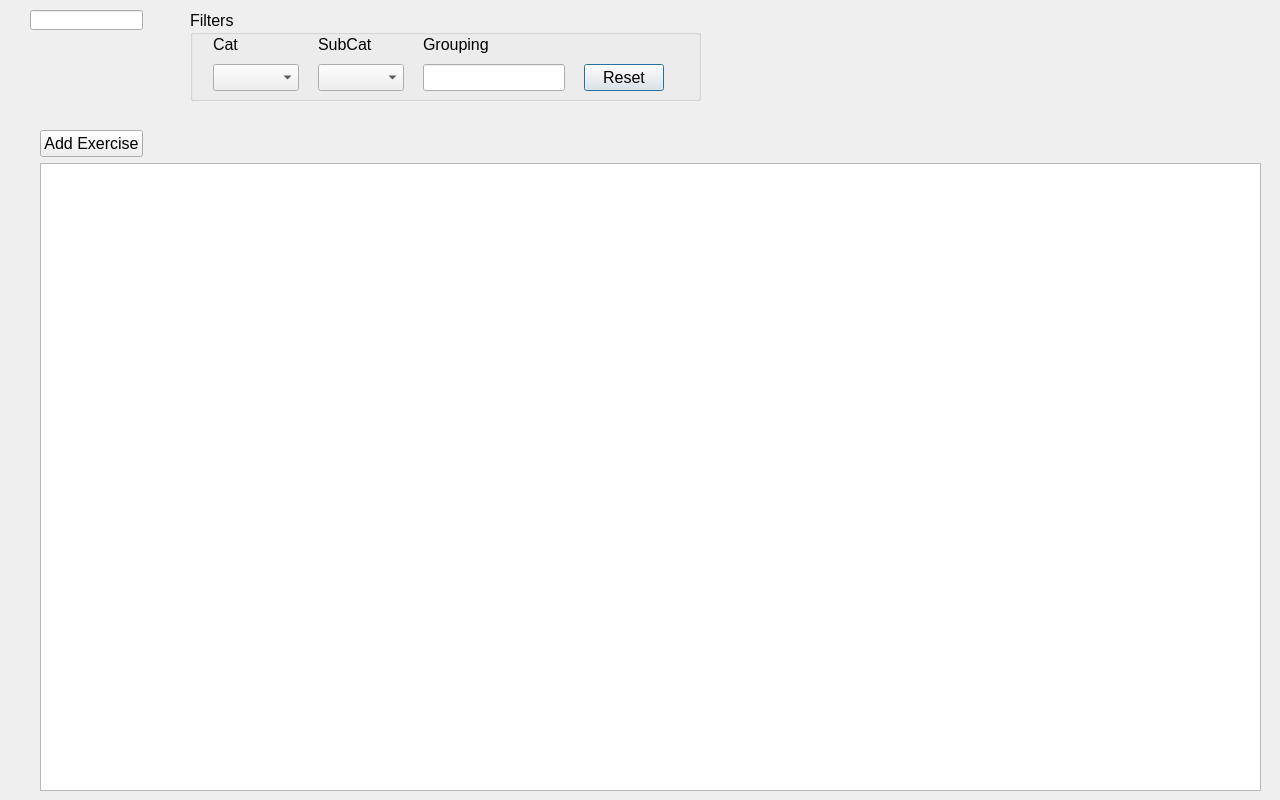
This is list_exercises.ui in talorno/ArcheryWkoutManager as Qt 5 draws it before an edit. The edited form follows.
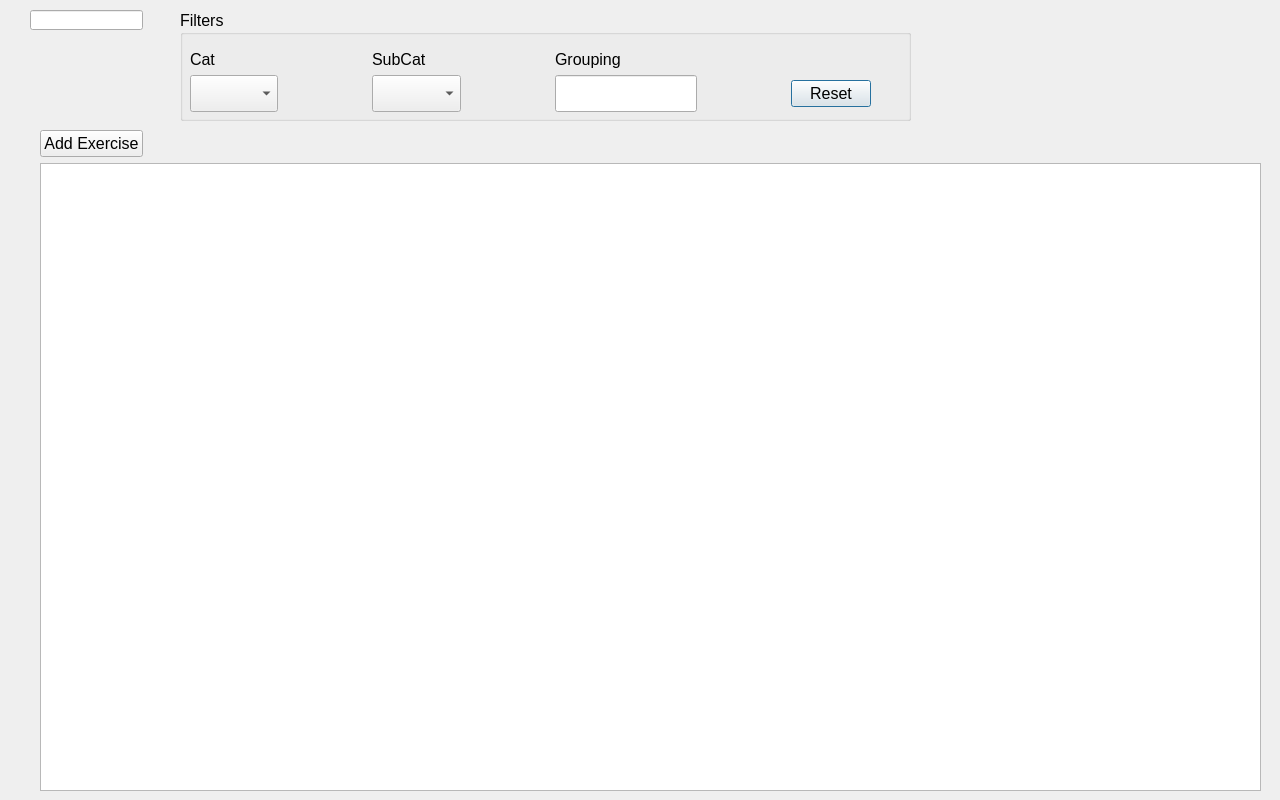
This is the edited form.

What changed in the file:
```diff
--- a/list_exercises.ui
+++ b/list_exercises.ui
@@ -43,10 +43,10 @@
   <widget class="QGroupBox" name="GRP_listEx_Filters">
    <property name="geometry">
     <rect>
-     <x>190</x>
+     <x>180</x>
      <y>10</y>
-     <width>511</width>
-     <height>91</height>
+     <width>731</width>
+     <height>111</height>
     </rect>
    </property>
    <property name="title">
@@ -56,50 +56,16 @@
     <property name="geometry">
      <rect>
       <x>10</x>
-      <y>20</y>
-      <width>481</width>
-      <height>61</height>
+      <y>40</y>
+      <width>681</width>
+      <height>62</height>
      </rect>
     </property>
     <layout class="QGridLayout" name="GRP_listEx_Filters_LYT">
      <item row="1" column="0">
       <widget class="QComboBox" name="COMBO_exCat">
        <property name="sizePolicy">
-        <sizepolicy hsizetype="Fixed" vsizetype="Fixed">
-         <horstretch>0</horstretch>
-         <verstretch>0</verstretch>
-        </sizepolicy>
-       </property>
-      </widget>
-     </item>
-     <item row="0" column="1">
-      <widget class="QLabel" name="LBL_filtersSubCat">
-       <property name="text">
-        <string>SubCat</string>
-       </property>
-      </widget>
-     </item>
-     <item row="0" column="2">
-      <widget class="QLabel" name="LBL_filtersGrouping">
-       <property name="text">
-        <string>Grouping</string>
-       </property>
-      </widget>
-     </item>
-     <item row="1" column="2">
-      <widget class="QLineEdit" name="TXT_filtersGrouping">
-       <property name="sizePolicy">
-        <sizepolicy hsizetype="Fixed" vsizetype="Fixed">
-         <horstretch>0</horstretch>
-         <verstretch>0</verstretch>
-        </sizepolicy>
-       </property>
-      </widget>
-     </item>
-     <item row="1" column="1">
-      <widget class="QComboBox" name="COMBO_exSubCat">
-       <property name="sizePolicy">
-        <sizepolicy hsizetype="Fixed" vsizetype="Fixed">
+        <sizepolicy hsizetype="MinimumExpanding" vsizetype="MinimumExpanding">
          <horstretch>0</horstretch>
          <verstretch>0</verstretch>
         </sizepolicy>
@@ -113,7 +79,47 @@
        </property>
       </widget>
      </item>
-     <item row="1" column="3">
+     <item row="1" column="1">
+      <spacer name="horizontalSpacer">
+       <property name="orientation">
+        <enum>Qt::Horizontal</enum>
+       </property>
+       <property name="sizeType">
+        <enum>QSizePolicy::MinimumExpanding</enum>
+       </property>
+       <property name="sizeHint" stdset="0">
+        <size>
+         <width>40</width>
+         <height>20</height>
+        </size>
+       </property>
+      </spacer>
+     </item>
+     <item row="0" column="4">
+      <widget class="QLabel" name="LBL_filtersGrouping">
+       <property name="text">
+        <string>Grouping</string>
+       </property>
+      </widget>
+     </item>
+     <item row="0" column="2">
+      <widget class="QLabel" name="LBL_filtersSubCat">
+       <property name="text">
+        <string>SubCat</string>
+       </property>
+      </widget>
+     </item>
+     <item row="1" column="4">
+      <widget class="QLineEdit" name="TXT_filtersGrouping">
+       <property name="sizePolicy">
+        <sizepolicy hsizetype="MinimumExpanding" vsizetype="MinimumExpanding">
+         <horstretch>0</horstretch>
+         <verstretch>0</verstretch>
+        </sizepolicy>
+       </property>
+      </widget>
+     </item>
+     <item row="1" column="6">
       <widget class="QPushButton" name="BTN_filtersReset">
        <property name="sizePolicy">
         <sizepolicy hsizetype="Fixed" vsizetype="Fixed">
@@ -126,6 +132,48 @@
        </property>
       </widget>
      </item>
+     <item row="1" column="2">
+      <widget class="QComboBox" name="COMBO_exSubCat">
+       <property name="sizePolicy">
+        <sizepolicy hsizetype="MinimumExpanding" vsizetype="MinimumExpanding">
+         <horstretch>0</horstretch>
+         <verstretch>0</verstretch>
+        </sizepolicy>
+       </property>
+      </widget>
+     </item>
+     <item row="1" column="3">
+      <spacer name="horizontalSpacer_2">
+       <property name="orientation">
+        <enum>Qt::Horizontal</enum>
+       </property>
+       <property name="sizeType">
+        <enum>QSizePolicy::MinimumExpanding</enum>
+       </property>
+       <property name="sizeHint" stdset="0">
+        <size>
+         <width>40</width>
+         <height>20</height>
+        </size>
+       </property>
+      </spacer>
+     </item>
+     <item row="1" column="5">
+      <spacer name="horizontalSpacer_3">
+       <property name="orientation">
+        <enum>Qt::Horizontal</enum>
+       </property>
+       <property name="sizeType">
+        <enum>QSizePolicy::MinimumExpanding</enum>
+       </property>
+       <property name="sizeHint" stdset="0">
+        <size>
+         <width>40</width>
+         <height>20</height>
+        </size>
+       </property>
+      </spacer>
+     </item>
     </layout>
    </widget>
   </widget>
```
Left out of the diff: 9 changed lines with no effect on the pictures.
